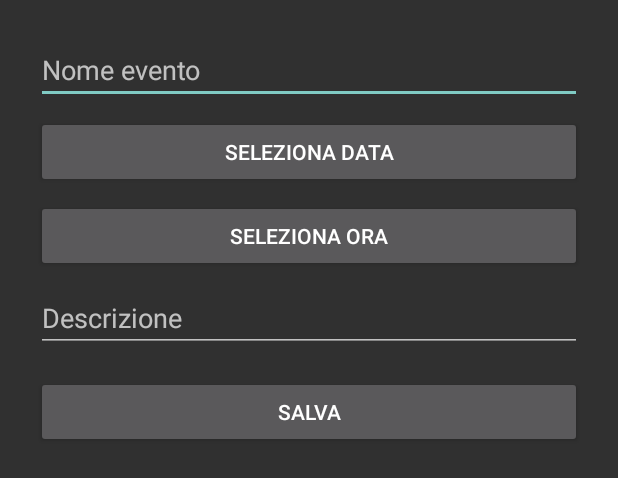
After one commit to Degioo/AppAgenda, an Android app: the layout bottom_sheet_add_event.xml on its own in the app's theme, with its tools: preview values and no code run, on a phone screen of 412 x 824 dp. The commit adds this screen. Shown: the top 478 px of the screen. Run offline under Robolectric (Android 15) with nearby library versions, the phone set to English and light mode, and no system bars.

Commit message:
funziona tutto senza card

```diff
--- /dev/null
+++ b/app/src/main/res/drawable/ic_baseline_add_24.xml
@@ -0,0 +1,5 @@
+<vector xmlns:android="http://schemas.android.com/apk/res/android" android:height="24dp" android:tint="#000000" android:viewportHeight="24" android:viewportWidth="24" android:width="24dp">
+
+    <path android:fillColor="@android:color/white" android:pathData="M19,13h-6v6h-2v-6H5v-2h6V5h2v6h6v2z"/>
+
+</vector>
--- /dev/null
+++ b/app/src/main/res/layout/bottom_sheet_add_event.xml
@@ -0,0 +1,42 @@
+<?xml version="1.0" encoding="utf-8"?>
+<LinearLayout xmlns:android="http://schemas.android.com/apk/res/android"
+    android:layout_width="match_parent"
+    android:layout_height="wrap_content"
+    android:orientation="vertical"
+    android:padding="24dp">
+
+    <EditText
+        android:id="@+id/eventNameInput"
+        android:layout_width="match_parent"
+        android:layout_height="wrap_content"
+        android:hint="Nome evento" />
+
+    <Button
+        android:id="@+id/dateButton"
+        android:layout_width="match_parent"
+        android:layout_height="wrap_content"
+        android:text="Seleziona Data"
+        android:layout_marginTop="8dp" />
+
+    <Button
+        android:id="@+id/timeButton"
+        android:layout_width="match_parent"
+        android:layout_height="wrap_content"
+        android:text="Seleziona Ora"
+        android:layout_marginTop="8dp" />
+
+    <EditText
+        android:id="@+id/descriptionInput"
+        android:layout_width="match_parent"
+        android:layout_height="wrap_content"
+        android:hint="Descrizione"
+        android:layout_marginTop="8dp" />
+
+    <Button
+        android:id="@+id/saveButton"
+        android:layout_width="match_parent"
+        android:layout_height="wrap_content"
+        android:text="Salva"
+        android:layout_marginTop="16dp" />
+
+</LinearLayout>
--- a/gradle/libs.versions.toml
+++ b/gradle/libs.versions.toml
@@ -1,5 +1,5 @@
 [versions]
-agp = "8.8.1"
+agp = "8.8.2"
 kotlin = "1.9.24"
 coreKtx = "1.15.0"
 junit = "4.13.2"
```
Also changed, not shown: app/src/main/java/com/example/agendaapp/CalendarFragment.kt (+23 -35 lines), app/src/main/java/com/example/agendaapp/EventSliderAdapter.kt (+11 -7 lines), app/src/main/res/layout/fragment_calendar_layout.xml (+12 -5 lines).
